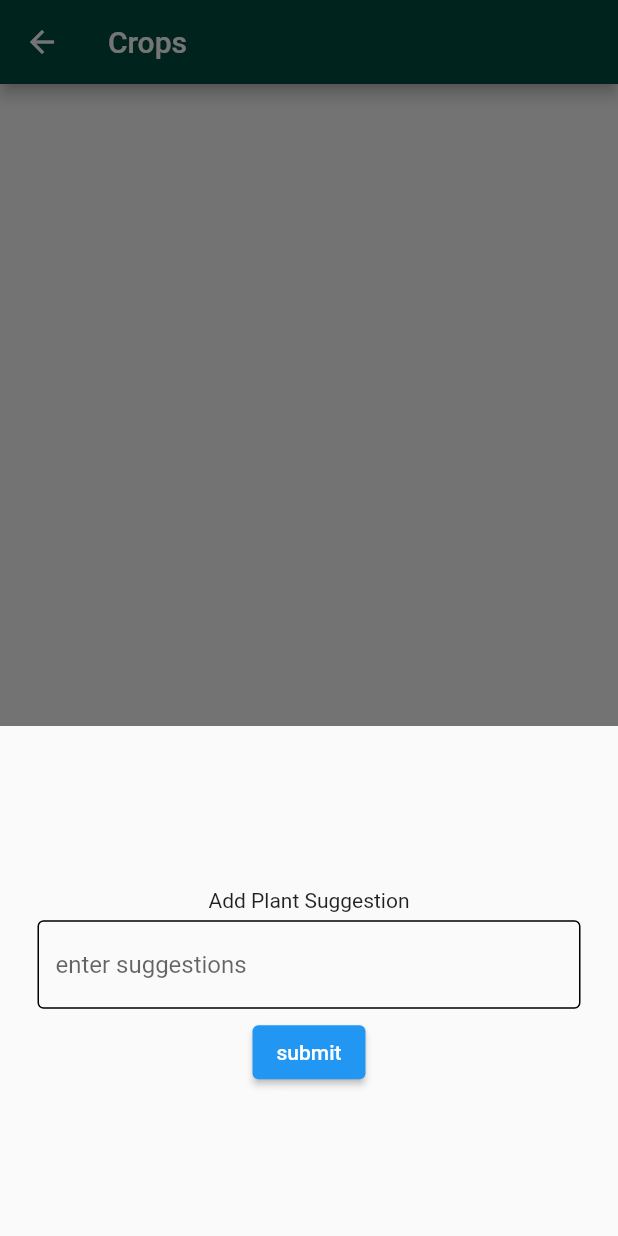
After one commit to MohammedIrfan33/maitexa-plant-care, a Flutter app: the Publiccropdesc screen opened directly, after a tap on the "add" icon, on a phone screen of 412 x 824 dp. The commit adds this screen. Run offline on Flutter 3.47's test engine with Material 2 defaults, Android fonts, the light colour scheme and no system bars; our stand-ins replace cloud_firestore, firebase_auth, firebase_core, firebase_messaging, firebase_storage, fluttertoast and 2 more; accounts and stored records are empty; network calls fail.

Commit message:
some changes

```diff
--- a/lib/details.dart
+++ b/lib/details.dart
@@ -17,7 +17,7 @@ class _detailsState extends State<details> {
       backgroundColor: Colors.white,
       appBar: AppBar(
           backgroundColor: Colors.teal[900],
-          title: Text("Crop details"),
+          title: const Text("Crop details"),
           actions: [
             IconButton(
                 onPressed: () {
--- a/lib/home public.dart
+++ b/lib/home public.dart
@@ -2,6 +2,7 @@ import 'package:flutter/material.dart';
 import 'package:plant_care/admin/crop%20description/crop%20description.dart';
 import 'package:plant_care/login.dart';
 import 'package:plant_care/plants.dart';
+import 'package:plant_care/public_desc.dart';
 import 'package:plant_care/user/Notifications.dart';
 import 'package:webview_flutter/webview_flutter.dart';
 
@@ -73,11 +74,11 @@ class _homepageState extends State<homepage> {
                 Navigator.pushReplacement(
                     context,
                     MaterialPageRoute(
-                      builder: (context) => cropdesc(),
+                      builder: (context) =>  const Publiccropdesc(),
                     ));
               },
               backgroundColor: Colors.teal[900],
-              child: Icon(Icons.add),
+              child: const Icon(Icons.add),
             ),
 
           ],
--- /dev/null
+++ b/lib/public_desc.dart
@@ -0,0 +1,180 @@
+import 'package:cloud_firestore/cloud_firestore.dart';
+import 'package:flutter/material.dart';
+import 'package:plant_care/admin/crop%20description/apple.dart';
+import 'package:plant_care/home%20public.dart';
+import 'package:plant_care/public_desc_details.dart';
+
+
+class Publiccropdesc extends StatefulWidget {
+  const Publiccropdesc ({Key? key}) : super(key: key);
+
+  @override
+  State<Publiccropdesc > createState() => _PubliccropdescState();
+}
+
+class _PubliccropdescState extends State<Publiccropdesc> {
+  final CollectionReference crop = FirebaseFirestore.instance
+      .collection('crop'); //refer to the table we created
+
+  @override
+  Widget build(BuildContext context) {
+    return Scaffold(
+      appBar: AppBar(
+        title: const Text("Crops"),
+        leading:IconButton(onPressed:(){
+        Navigator.of(context).push(MaterialPageRoute(
+          builder: (context) => homepage(),
+        ));
+      },
+          icon: Icon(Icons.arrow_back)),
+        backgroundColor: Colors.teal[900],),
+      body: Padding(
+        padding: const EdgeInsets.all(20),
+        child:StreamBuilder(
+          stream: crop.snapshots(),
+          builder: (BuildContext context,
+              AsyncSnapshot<QuerySnapshot> streamSnapshot) {
+            if (streamSnapshot.hasData) {
+              return GridView.builder(
+                itemCount: streamSnapshot.data!.docs.length,
+                gridDelegate:const SliverGridDelegateWithFixedCrossAxisCount(
+                    crossAxisCount: 2,
+                    crossAxisSpacing: 4.0,
+                    mainAxisSpacing: 4.0
+                ),
+                itemBuilder: (BuildContext context, int index) {
+
+                  final DocumentSnapshot documentSnapshot =
+                  streamSnapshot.data!.docs[index];
+
+                  return InkWell(
+                    onTap: () {
+                      Navigator.push(context,
+                          MaterialPageRoute(builder: (context) => PublicCropDetails(
+                            documentSnapshot.id,)));
+                    },
+                    child: Card(
+                      elevation: 10,
+                      child: Column(
+                        children: <Widget>[
+                          Padding(
+                            padding: const EdgeInsets.only(top: 15),
+                            child: Image.network(
+                              documentSnapshot['image'],
+                              height: 99,
+                              width: 100,
+                              fit: BoxFit.fill,
+                            ),
+                          ),
+                          Padding(
+                            padding: const EdgeInsets.only(bottom: 30),
+                            child: Text(
+                              documentSnapshot['name'],
+                              style: const TextStyle(
+                                  fontSize: 15, fontWeight: FontWeight.bold),
+                            ),
+                          ),
+                        ],
+                      ),
+                    ),
+                  );
+
+                },);
+
+            }
+            return const Center(
+              child: CircularProgressIndicator(),
+            );
+          },
+        ),
+
+
+      ),
+      floatingActionButton:
+      Padding(
+        padding: const EdgeInsets.only(left: 300),
+        child: Row(
+          children: [
+            FloatingActionButton(
+              onPressed: () {
+                _create();
+              },
+              backgroundColor: Colors.teal[900],
+              child: const Icon(Icons.add),
+            ),
+
+          ],
+        ),
+      ),
+    );
+
+
+  }
+
+
+
+
+
+  final TextEditingController _plantController = TextEditingController();
+
+  final CollectionReference _products = FirebaseFirestore.instance
+      .collection('notify'); //refer to the table we created
+  Future<void> _create([DocumentSnapshot? documentSnapshot]) async {
+    if (documentSnapshot != null) {
+      _plantController.text = documentSnapshot['notification'];
+    }
+    await showModalBottomSheet(
+        isScrollControlled: true,
+        context: context,
+        builder: (BuildContext ctx) {
+          return Padding(
+            padding: EdgeInsets.only(
+                top: 20,
+                left: 20,
+                right: 20,
+                bottom: MediaQuery.of(context).viewInsets.bottom + 20),
+            child: Container(
+              height: 300,
+              child: Center(
+                child: Column(
+                  mainAxisAlignment: MainAxisAlignment.center,
+                  mainAxisSize: MainAxisSize.min,
+                  children: <Widget>[
+                    SizedBox(height: 10),
+                    Text('Add Plant Suggestion'),
+                    Padding(
+                      padding: const EdgeInsets.all(5.0),
+                      child: TextField(
+                        controller: _plantController,
+                        decoration: InputDecoration(
+                          focusedBorder: OutlineInputBorder(
+                              borderSide: BorderSide(color: Colors.black)),
+                          enabledBorder: OutlineInputBorder(
+                              borderSide: BorderSide(color: Colors.black)),
+                          border: InputBorder.none,
+                          hintText: "enter suggestions",
+                        ),
+                      ),
+                    ),
+                    ElevatedButton(
+                        onPressed: () async {
+
+                          final String plant_name = _plantController.text;
+
+                          if (plant_name != null) {
+                            await _products.add({
+                              "notification": plant_name,
+                            });
+                            _plantController.text = '';
+                          }
+                        },
+                        child: Text('submit')),
+                  ],
+                ),
+              ),
+            ),
+          );
+        });
+  }
+
+}
```
Also changed, not shown: lib/public_desc_details.dart (added, +202 -0 lines).
